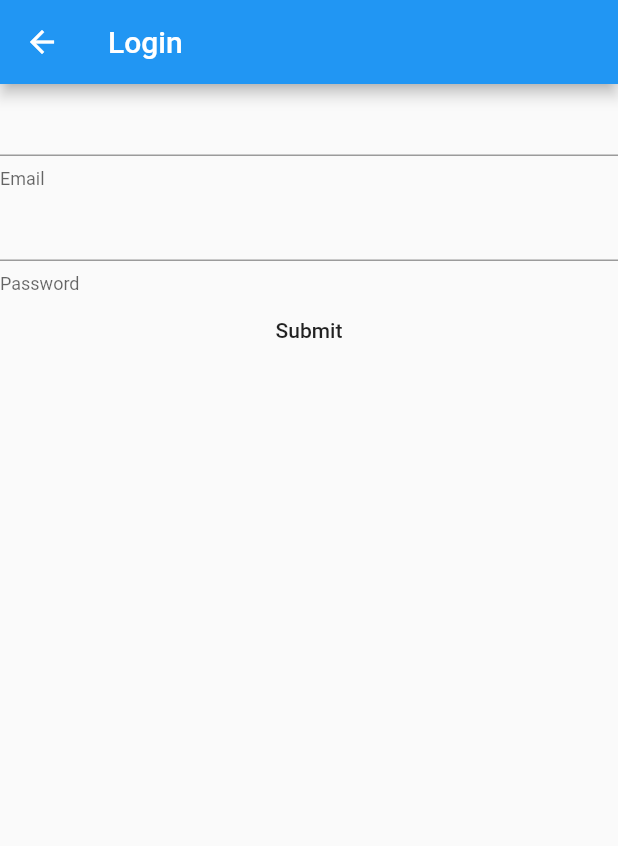
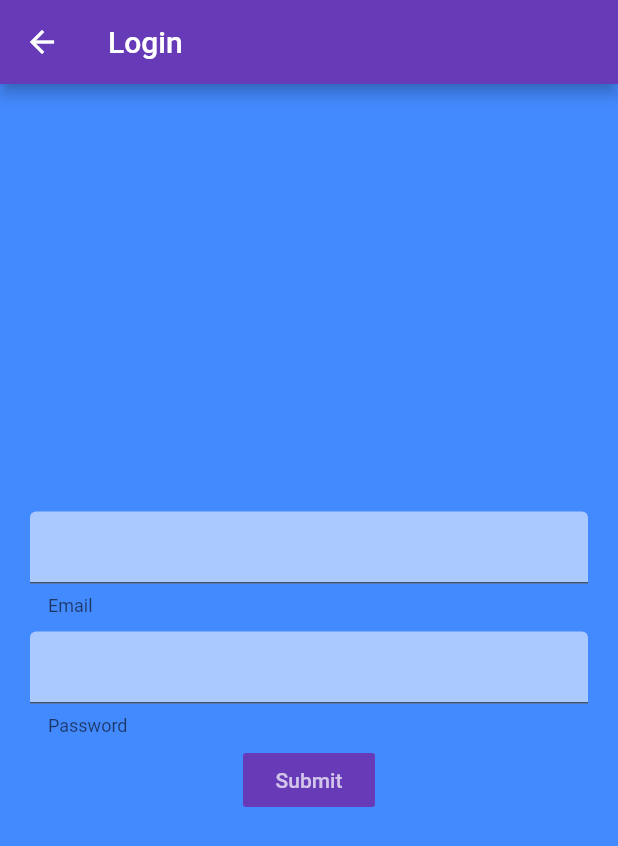
Before and after one commit to kabirnagpal/instaUpload, a Flutter app: the screen it shows after launch, after a tap on "Login", on a phone screen of 412 x 824 dp. Shown: the top 846 px of the screen. Run offline on Flutter 3.47's test engine with Material 2 defaults, Android fonts, the phone set to English and light mode, and no system bars; our stand-ins replace cloud_firestore, firebase_auth, firebase_storage, image_picker; accounts and stored records are empty; network calls fail.

Commit message:
ui changes to login

```diff
--- a/ChatApp/lib/login.dart
+++ b/ChatApp/lib/login.dart
@@ -13,6 +13,7 @@ class _LoginState extends State<Login> {
       AuthResult a = await _auth.signInWithEmailAndPassword(
         email: email, password: password);
         if(a!=null){
+          isLoading = false;
           Navigator.pushNamed(context, '/Profile');
         }
     }
@@ -20,38 +21,60 @@ class _LoginState extends State<Login> {
     Navigator.pop(context);}
   }
   String email,password;
+  bool isLoading = false;
   @override
   Widget build(BuildContext context) {
     return Scaffold(
+      backgroundColor: Colors.blueAccent,
       appBar: AppBar(
         title: Text("Login"),
       ),
       body: SafeArea(
         child: Column(
+          mainAxisAlignment: MainAxisAlignment.center,
           children: <Widget>[
-            TextFormField(
+            Container(
+              padding: EdgeInsets.symmetric(horizontal: 20,vertical: 5),
+              child: TextFormField(
                 decoration: InputDecoration(
+                  filled: true,
+                  fillColor: Colors.white54,
                   helperText: 'Email'
                 ),
                 onChanged: (value){
                   email = (value);
                 }
               ),
-            TextFormField(
+            ),
+            Container(
+              padding: EdgeInsets.symmetric(horizontal: 20,vertical: 5),
+              child: TextFormField(
                 obscureText: true,
                 decoration: InputDecoration(
+                  filled: true,
+                  fillColor: Colors.white54,
                   helperText: 'Password'
                 ),
                 onChanged: (value){
                   password = (value);
                 }
               ),
-            FlatButton(onPressed: (){
+            ),
+            if(isLoading) Center(
+              child: CircularProgressIndicator(),
+              )
+            else  FlatButton(
+              textColor: Colors.white70,
+              color: Colors.deepPurple,
+              onPressed: (){
                 setState(() {
-                verifyUser(email,password);
+                  isLoading = true;
+                  verifyUser(email, password);
                 });
               },
-            child: Text("Submit"))
+              child: Text("Submit")
+            ),
+
           ],
         )
       ),
--- a/ChatApp/lib/main.dart
+++ b/ChatApp/lib/main.dart
@@ -24,17 +24,15 @@ class MyApp extends StatelessWidget {
   },
       title: 'Flutter Demo',
       theme: ThemeData(
-        primarySwatch: Colors.blue,
+        primarySwatch: Colors.deepPurple,
         visualDensity: VisualDensity.adaptivePlatformDensity,
       ),
-      home: MyHomePage(title: 'Flutter Demo Home Page'),
+      home: MyHomePage(),
     );
   }
 }
 
 class MyHomePage extends StatefulWidget {
-  MyHomePage({Key key, this.title}) : super(key: key);
-  final String title;
 
   @override
   _MyHomePageState createState() => _MyHomePageState();
@@ -45,8 +43,10 @@ class _MyHomePageState extends State<MyHomePage> {
   @override
   Widget build(BuildContext context) {
     return Scaffold(
+      backgroundColor: Colors.blueAccent,
       appBar: AppBar(
-        title: Text(widget.title),
+        centerTitle: true,
+        title: Text("ChatAPP"),
       ),
       body: Center(
         child: Column(
@@ -68,7 +68,10 @@ EntryButtons({this.text,this.route});
 
   @override
   Widget build(BuildContext context) {
-    return FlatButton(
+    return MaterialButton(
+      elevation: 5,
+      textColor: Colors.white70,
+      color: Colors.deepPurple,
       onPressed: (){
         Navigator.pushNamed(
         context, route);
```
Also changed, not shown: ChatApp/lib/regsiter.dart (+27 -4 lines). Lines whose indentation alone changed are shown as unchanged.
